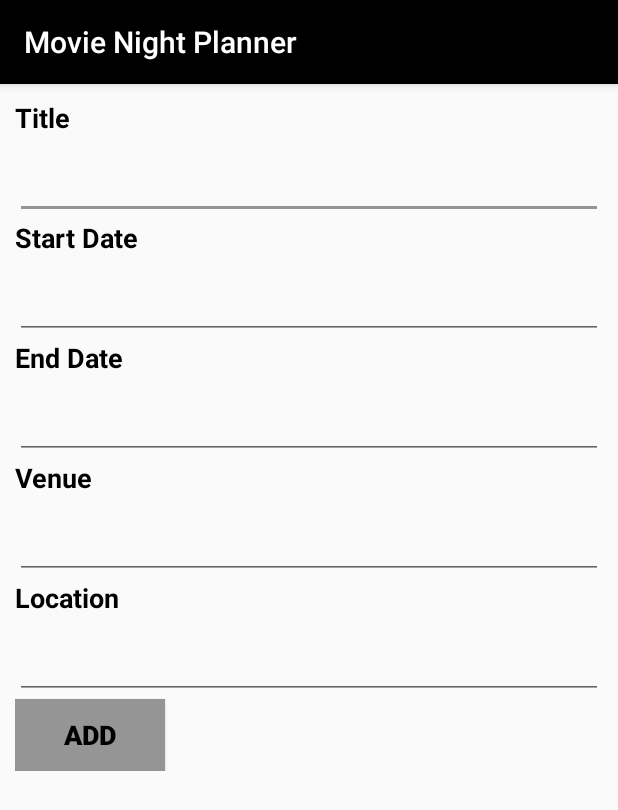
After one commit to rmit-s3598284-JiaQi-Tang/Night-Movie-Planner-MAD-assignment1-, an Android app: the AddEventActivity screen opened directly, with no data from a screen before it, on a phone screen of 412 x 824 dp. The commit adds this screen. Shown: the top 810 px of the screen. Run offline under Robolectric (Android 15) with nearby library versions, the phone set to English and light mode, and no system bars.

Commit message:
now we are able to add new events !

```diff
--- a/MovieNightPlanner/app/src/main/AndroidManifest.xml
+++ b/MovieNightPlanner/app/src/main/AndroidManifest.xml
@@ -1,7 +1,9 @@
 <?xml version="1.0" encoding="utf-8"?>
 <manifest xmlns:android="http://schemas.android.com/apk/res/android"
     package="com.example.movienightplanner">
-    <uses-permission android:name="android.permission.WRITE_EXTERNAL_STORAGE"/>
+
+    <uses-permission android:name="android.permission.WRITE_EXTERNAL_STORAGE" />
+
     <application
         android:allowBackup="true"
         android:icon="@mipmap/ic_launcher"
@@ -9,6 +11,8 @@
         android:roundIcon="@mipmap/ic_launcher_round"
         android:supportsRtl="true"
         android:theme="@style/AppTheme">
+        <activity android:name=".AddEventActivity"></activity>
+        <activity android:name=".EventDetailActivity" />
         <activity android:name=".MainActivity">
             <intent-filter>
                 <action android:name="android.intent.action.MAIN" />
--- /dev/null
+++ b/MovieNightPlanner/app/src/main/java/com/example/movienightplanner/AddEventActivity.java
@@ -0,0 +1,44 @@
+package com.example.movienightplanner;
+
+import android.content.Intent;
+import android.support.v7.app.AppCompatActivity;
+import android.os.Bundle;
+import android.view.View;
+import android.widget.Button;
+import android.widget.EditText;
+
+import com.example.movienightplanner.models.AppEngine;
+import com.example.movienightplanner.models.AppEngineImpl;
+import com.example.movienightplanner.models.EventImpl;
+
+public class AddEventActivity extends AppCompatActivity {
+    AppEngineImpl appEngine = AppEngineImpl.getSharedInstance();
+    @Override
+    protected void onCreate(Bundle savedInstanceState) {
+        super.onCreate(savedInstanceState);
+        setContentView(R.layout.activity_add_event);
+
+        Button addNewButton;
+        final EditText tittleText;
+        final EditText startDateText;
+        final EditText endDateText;
+        final EditText venueText;
+        final EditText locationText;
+
+        addNewButton = (Button) findViewById(R.id.addButton);
+        tittleText = (EditText) findViewById(R.id.tittleEditTextID);
+        startDateText = (EditText) findViewById(R.id.startDateEditTextID);
+        endDateText = (EditText) findViewById(R.id.endDateEditTextID);
+        venueText = (EditText) findViewById(R.id.venueEditTextID);
+        locationText = (EditText) findViewById(R.id.locationEditTextID);
+
+        addNewButton.setOnClickListener(new View.OnClickListener() {
+            @Override
+            public void onClick(View v) {
+                EventImpl newEvents = new EventImpl(""+appEngine.eventLists.size(), tittleText.getText().toString(), startDateText.getText().toString(), endDateText.getText().toString(), venueText.getText().toString(), locationText.getText().toString());
+                appEngine.eventLists.add(newEvents);
+                appEngine.showAlert("A new event has been created !", AddEventActivity.this);
+            }
+        });
+    }
+}
--- a/MovieNightPlanner/app/src/main/java/com/example/movienightplanner/Helper/SwipeToDeleteCallback.java
+++ /dev/null
@@ -1,4 +0,0 @@
-package com.example.movienightplanner.Helper;
-
-public class SwipeToDeleteCallback {
-}
--- a/MovieNightPlanner/app/src/main/java/com/example/movienightplanner/models/AppEngine.java
+++ b/MovieNightPlanner/app/src/main/java/com/example/movienightplanner/models/AppEngine.java
@@ -5,8 +5,8 @@ import android.content.Context;
 import java.util.List;
 
 public interface AppEngine {
-    public void startUp();
-    public List<EventImpl> getEventsList(Context context);
-    public List<MovieImpl> getMovieList(Context context);
+    public void startUp(Context context);
+    public List<EventImpl> initEventsList(Context context);
+    public List<MovieImpl> initMovieList(Context context);
     public List<String> readTextFile(String fileName, Context context);
 }
--- /dev/null
+++ b/MovieNightPlanner/app/src/main/res/layout/activity_add_event.xml
@@ -0,0 +1,113 @@
+<?xml version="1.0" encoding="utf-8"?>
+<ScrollView xmlns:android="http://schemas.android.com/apk/res/android"
+    xmlns:app="http://schemas.android.com/apk/res-auto"
+    xmlns:tools="http://schemas.android.com/tools"
+    android:layout_width="match_parent"
+    android:layout_height="wrap_content"
+    tools:context=".AddEventActivity">
+
+    <LinearLayout
+        android:layout_width="match_parent"
+        android:layout_height="match_parent"
+        android:padding="10dp"
+        android:gravity="center_vertical"
+        android:orientation="vertical">
+
+        <TextView
+            android:id="@+id/tittleTextViewID"
+            android:layout_width="wrap_content"
+            android:layout_height="wrap_content"
+            android:text="Title"
+            android:textColor="@android:color/black"
+            android:textSize="18sp"
+            android:textStyle="bold" />
+
+        <EditText
+            android:id="@+id/tittleEditTextID"
+            android:layout_width="match_parent"
+            android:layout_height="wrap_content"
+            android:textColor="@android:color/black"
+            android:textSize="25sp"
+            android:textStyle="bold" />
+
+        <TextView
+            android:id="@+id/startDateTextViewID"
+            android:layout_width="wrap_content"
+            android:layout_height="wrap_content"
+            android:text="Start Date"
+            android:textColor="@android:color/black"
+            android:textSize="18sp"
+            android:textStyle="bold" />
+
+        <EditText
+            android:id="@+id/startDateEditTextID"
+            android:layout_width="match_parent"
+            android:layout_height="wrap_content"
+            android:textColor="@android:color/black"
+            android:textSize="25sp"
+            android:textStyle="bold" />
+
+        <TextView
+            android:id="@+id/endDateTextViewID"
+            android:layout_width="wrap_content"
+            android:layout_height="wrap_content"
+            android:text="End Date"
+            android:textColor="@android:color/black"
+            android:textSize="18sp"
+            android:textStyle="bold" />
+
+        <EditText
+            android:id="@+id/endDateEditTextID"
+            android:layout_width="match_parent"
+            android:layout_height="wrap_content"
+            android:textColor="@android:color/black"
+            android:textSize="25sp"
+            android:textStyle="bold" />
+
+        <TextView
+            android:id="@+id/venueTextViewID"
+            android:layout_width="wrap_content"
+            android:layout_height="wrap_content"
+            android:text="Venue"
+            android:textColor="@android:color/black"
+            android:textSize="18sp"
+            android:textStyle="bold" />
+
+        <EditText
+            android:id="@+id/venueEditTextID"
+            android:layout_width="match_parent"
+            android:layout_height="wrap_content"
+            android:textColor="@android:color/black"
+            android:textSize="25sp"
+            android:textStyle="bold" />
+
+        <TextView
+            android:id="@+id/locationTextViewID"
+            android:layout_width="wrap_content"
+            android:layout_height="wrap_content"
+            android:text="Location"
+            android:textColor="@android:color/black"
+            android:textSize="18sp"
+            android:textStyle="bold" />
+
+        <EditText
+            android:id="@+id/locationEditTextID"
+            android:layout_width="match_parent"
+            android:layout_height="wrap_content"
+            android:textColor="@android:color/black"
+            android:textSize="25sp"
+            android:textStyle="bold" />
+
+        <Button
+            android:id="@+id/addButton"
+            android:layout_width="100dp"
+            android:layout_height="wrap_content"
+            android:padding="10dp"
+            android:background="@color/colorAccent"
+            android:text="Add"
+            android:textSize="18sp"
+            android:textColor="@color/colorPrimary"
+            android:textStyle="bold" />
+
+    </LinearLayout>
+</ScrollView>
--- a/MovieNightPlanner/app/src/main/res/values/colors.xml
+++ b/MovieNightPlanner/app/src/main/res/values/colors.xml
@@ -1,6 +1,6 @@
 <?xml version="1.0" encoding="utf-8"?>
 <resources>
-    <color name="colorPrimary">#008577</color>
-    <color name="colorPrimaryDark">#00574B</color>
-    <color name="colorAccent">#D81B60</color>
+    <color name="colorPrimary">#000000</color>
+    <color name="colorPrimaryDark">#D9D9D9</color>
+    <color name="colorAccent">#969596</color>
 </resources>
```
Also changed, not shown: MovieNightPlanner/app/src/main/java/com/example/movienightplanner/EventDetailActivity.java (added, +22 -0 lines), MovieNightPlanner/app/src/main/java/com/example/movienightplanner/MainActivity.java (+39 -2 lines), MovieNightPlanner/app/src/main/java/com/example/movienightplanner/adapter/CustomListAdapter.java (+5 -5 lines), MovieNightPlanner/app/src/main/java/com/example/movienightplanner/models/AppEngineImpl.java (+10 -5 lines), MovieNightPlanner/app/src/main/res/layout/activity_event_detail.xml (added, +18 -0 lines), MovieNightPlanner/app/src/main/res/layout/activity_main.xml (+18 -3 lines), MovieNightPlanner/app/src/main/res/layout/listview_row.xml (+16 -7 lines).
